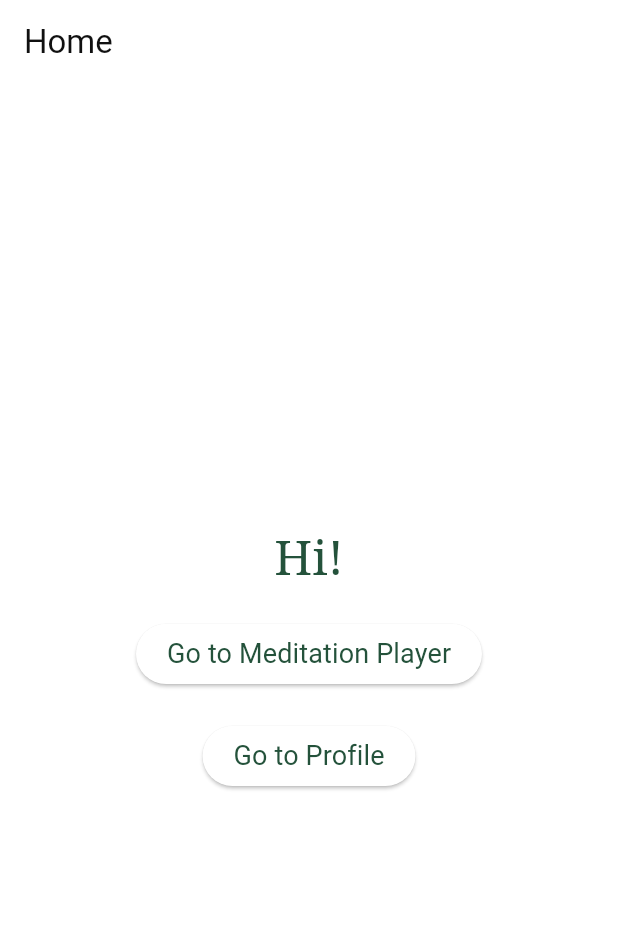
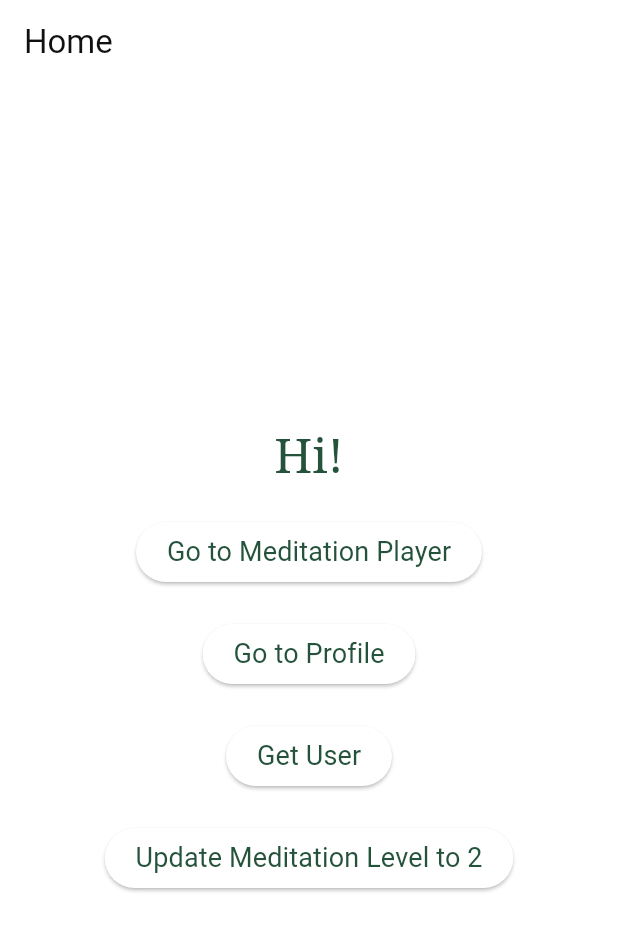
Before and after one commit to NicolasRoever/calm_addict, a Flutter app: the screen it shows after launch, on a phone screen of 412 x 824 dp. Shown: the top 931 px of the screen. Run offline on Flutter 3.47's test engine with Material 3 defaults, Android fonts, the light colour scheme and no system bars; our stand-ins replace firebase_auth, firebase_core, flutter_dotenv, flutter_riverpod, go_router, google_fonts and 3 more; missing offline and left inert: firebase_ui_auth; accounts and stored records are empty; generated files the repository leaves out were written again.

Commit message:
ADD user model with working retrieval, but error in updating function.

```diff
--- a/lib/domain/models/user_model.dart
+++ b/lib/domain/models/user_model.dart
@@ -11,16 +11,16 @@ class UserModel {
   /// Creates a UserModel from a map. The keys should match your Supabase column names.
   factory UserModel.fromMap(Map<String, dynamic> map) {
     return UserModel(
-      firebaseId: map['firebase_id'] as String,
-      meditationLevel: map['meditation_level'] as int,
+      firebaseId: map['user_id_firebase'] as String,
+      meditationLevel: map['user_level'] as int,
     );
   }
 
   /// Converts the UserModel to a map for Supabase.
   Map<String, dynamic> toMap() {
     return {
-      'firebase_id': firebaseId,
-      'meditation_level': meditationLevel,
+      'user_id_firebase': firebaseId,
+      'user_level': meditationLevel,
     };
   }
 }
--- a/lib/main.dart
+++ b/lib/main.dart
@@ -6,10 +6,16 @@ import 'package:firebase_core/firebase_core.dart';
 import 'package:calm_addict_flutter/firebase_options.dart';
 import 'package:flutter_dotenv/flutter_dotenv.dart';
 import 'package:supabase_flutter/supabase_flutter.dart';
+import 'dart:io';
 
 void main() async {
 
   WidgetsFlutterBinding.ensureInitialized();
+
+  print("Current directory: ${Directory.current.path}");
+
+  // Load the .env file. Ensure the file is at the project root.
+  await dotenv.load(fileName: ".env");
 
   // Initialize Firebase
   WidgetsFlutterBinding.ensureInitialized();
--- /dev/null
+++ b/lib/providers/providers.dart
@@ -0,0 +1,30 @@
+// lib/providers/providers.dart
+
+import 'package:flutter_riverpod/flutter_riverpod.dart';
+import 'package:calm_addict_flutter/data/services/api/firebase_api_service.dart';
+import 'package:calm_addict_flutter/data/services/api/supabase_api_service.dart';
+import 'package:calm_addict_flutter/data/repositories/user_repository.dart';
+import 'package:supabase_flutter/supabase_flutter.dart';
+
+/// Provider for FirebaseApiService.
+/// This could be a [Provider] since FirebaseAuth is usually a singleton.
+final firebaseApiServiceProvider = Provider<FirebaseApiService>((ref) {
+  return FirebaseApiService();
+});
+
+/// Provider for SupabaseApiService.
+/// Note: Make sure Supabase is initialized before this provider is used.
+final supabaseApiServiceProvider = Provider<SupabaseApiService>((ref) {
+  // Supabase.instance.client is assumed to be ready.
+  return SupabaseApiService(client: Supabase.instance.client);
+});
+
+/// Provider for UserRepository which depends on the two services above.
+final userRepositoryProvider = Provider<UserRepository>((ref) {
+  final firebaseService = ref.read(firebaseApiServiceProvider);
+  final supabaseService = ref.read(supabaseApiServiceProvider);
+  return UserRepository(
+    firebaseApiService: firebaseService,
+    supabaseApiService: supabaseService,
+  );
+});
--- a/lib/ui/home/widgets/home_screen.dart
+++ b/lib/ui/home/widgets/home_screen.dart
@@ -1,7 +1,7 @@
+import 'package:flutter/material.dart';
 import 'package:flutter_riverpod/flutter_riverpod.dart';
-import 'package:flutter/material.dart'; // Import material.dart
 import 'package:go_router/go_router.dart';
-
+import 'package:calm_addict_flutter/providers/providers.dart'; // Make sure this path is correct.
 
 class HomeScreen extends ConsumerWidget {
   const HomeScreen({super.key, required this.title});
@@ -10,11 +10,16 @@ class HomeScreen extends ConsumerWidget {
 
   @override
   Widget build(BuildContext context, WidgetRef ref) {
+    // Retrieve the repository from the provider.
+    final userRepository = ref.read(userRepositoryProvider);
+
     return Scaffold(
       appBar: AppBar(
         title: Text(title),
       ),
       body: Center(
+        child: SingleChildScrollView(
+          // In case the content overflows.
           child: Column(
             mainAxisAlignment: MainAxisAlignment.center,
             children: <Widget>[
@@ -36,7 +41,41 @@ class HomeScreen extends ConsumerWidget {
                 },
                 child: const Text('Go to Profile'),
               ),
+              const SizedBox(height: 20),
+              ElevatedButton(
+                onPressed: () async {
+                  // Call getUser() from the repository.
+                  final user = await userRepository.getUser();
+                  if (user != null) {
+                    ScaffoldMessenger.of(context).showSnackBar(
+                      SnackBar(content: Text('User: ${user.toString()}')),
+                    );
+                  } else {
+                    ScaffoldMessenger.of(context).showSnackBar(
+                      const SnackBar(content: Text('No user found')),
+                    );
+                  }
+                },
+                child: const Text('Get User'),
+              ),
+              const SizedBox(height: 20),
+              ElevatedButton(
+                onPressed: () async {
+                  // Call updateUserMeditationLevel with a value of 2.
+                  final success =
+                      await userRepository.updateUserMeditationLevel(2);
+                  ScaffoldMessenger.of(context).showSnackBar(
+                    SnackBar(
+                      content: Text(success
+                          ? 'Meditation level updated'
+                          : 'Failed to update meditation level'),
+                    ),
+                  );
+                },
+                child: const Text('Update Meditation Level to 2'),
+              ),
             ],
+          ),
         ),
       ),
     );
--- a/pubspec.yaml
+++ b/pubspec.yaml
@@ -82,9 +82,11 @@ flutter:
   # the material Icons class.
   uses-material-design: true
 
+  assets:
+    - .env
+
   # To add assets to your application, add an assets section, like this:
   # assets:
-  #   - images/a_dot_burr.jpeg
   #   - images/a_dot_ham.jpeg
 
   # An image asset can refer to one or more resolution-specific "variants", see
```
Also changed, not shown: lib/data/repositories/user_repository.dart (+38 -0 lines), 154 other files. Lines whose indentation alone changed are shown as unchanged.
